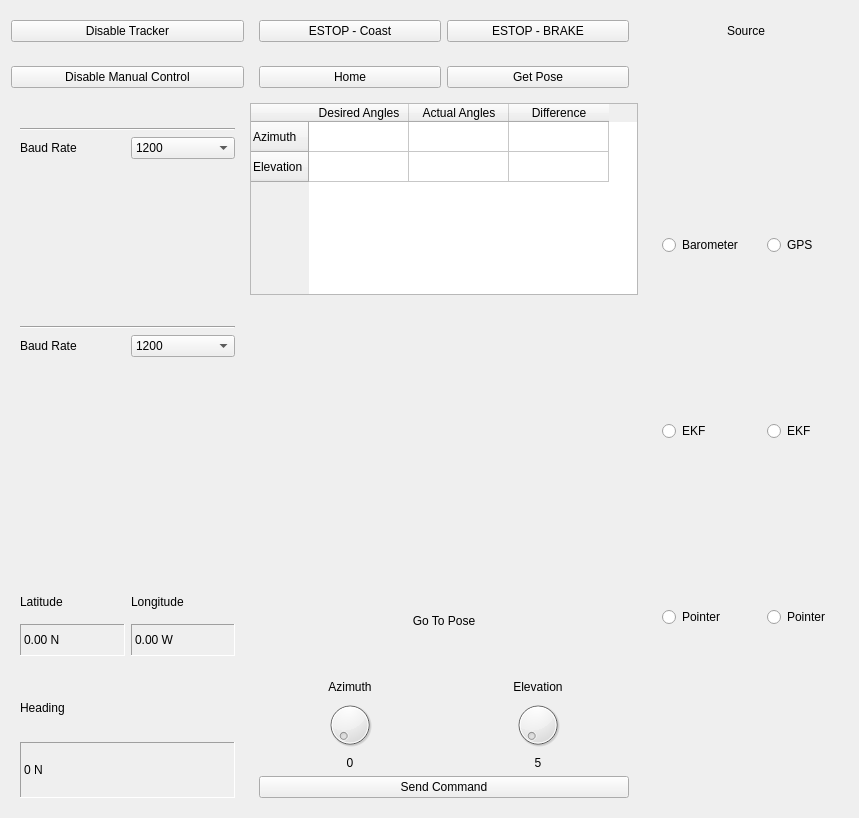
First picture: the form in Frontend/Windows/TrackerWindow/TrackerWindow.ui, repository WPI-HPRC/groundstation-2025, before the edit.
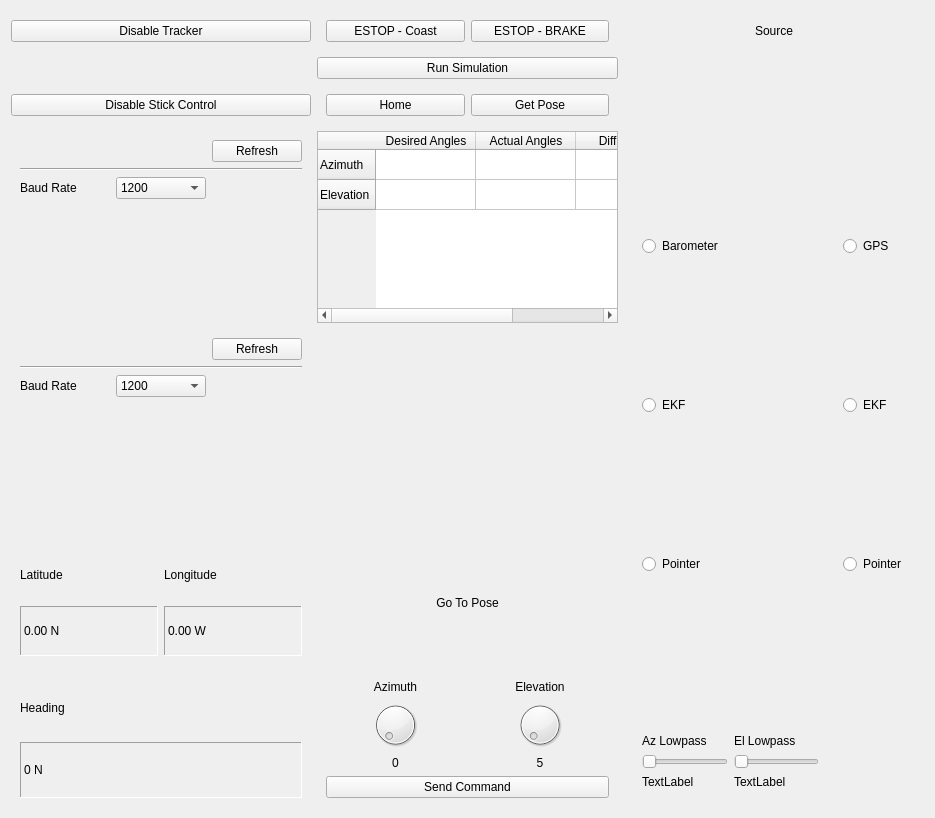
Second picture: the form after the edit. Icons and pictures are not drawn. Custom widgets are drawn as their Qt base class.

Diff of the .ui file:
```diff
--- a/Frontend/Windows/TrackerWindow/TrackerWindow.ui
+++ b/Frontend/Windows/TrackerWindow/TrackerWindow.ui
@@ -6,18 +6,221 @@
    <rect>
     <x>0</x>
     <y>0</y>
-    <width>859</width>
+    <width>935</width>
     <height>818</height>
    </rect>
   </property>
   <property name="windowTitle">
    <string>TrackerWindow</string>
   </property>
-  <layout class="QGridLayout" name="gridLayout" rowstretch="0,0,3,3,3,1,1" columnstretch="3,5,1">
-   <item row="0" column="2">
-    <widget class="QLabel" name="label_11">
+  <layout class="QGridLayout" name="gridLayout" rowstretch="1,1,1,5,5,3,1" columnstretch="1,1,1">
+   <item row="6" column="1">
+    <widget class="QWidget" name="SetPoseContainer" native="true">
+     <layout class="QGridLayout" name="gridLayout_5">
+      <item row="3" column="1">
+       <widget class="QLabel" name="ElevationDialValue">
+        <property name="text">
+         <string>5</string>
+        </property>
+        <property name="alignment">
+         <set>Qt::AlignmentFlag::AlignCenter</set>
+        </property>
+       </widget>
+      </item>
+      <item row="3" column="0">
+       <widget class="QLabel" name="AzimuthDialValue">
+        <property name="text">
+         <string>0</string>
+        </property>
+        <property name="alignment">
+         <set>Qt::AlignmentFlag::AlignCenter</set>
+        </property>
+       </widget>
+      </item>
+      <item row="2" column="0">
+       <widget class="QDial" name="AzimuthDial">
+        <property name="maximum">
+         <number>360</number>
+        </property>
+       </widget>
+      </item>
+      <item row="1" column="1">
+       <widget class="QLabel" name="label_6">
+        <property name="text">
+         <string>Elevation</string>
+        </property>
+        <property name="alignment">
+         <set>Qt::AlignmentFlag::AlignCenter</set>
+        </property>
+       </widget>
+      </item>
+      <item row="1" column="0">
+       <widget class="QLabel" name="label_5">
+        <property name="text">
+         <string>Azimuth</string>
+        </property>
+        <property name="alignment">
+         <set>Qt::AlignmentFlag::AlignCenter</set>
+        </property>
+       </widget>
+      </item>
+      <item row="2" column="1">
+       <widget class="QDial" name="ElevationDial">
+        <property name="minimum">
+         <number>2</number>
+        </property>
+        <property name="maximum">
+         <number>178</number>
+        </property>
+        <property name="orientation">
+         <enum>Qt::Orientation::Horizontal</enum>
+        </property>
+       </widget>
+      </item>
+      <item row="4" column="0" colspan="2">
+       <widget class="QPushButton" name="SendPoseCommandButton">
+        <property name="text">
+         <string>Send Command</string>
+        </property>
+       </widget>
+      </item>
+     </layout>
+    </widget>
+   </item>
+   <item row="2" column="2" rowspan="5">
+    <widget class="QWidget" name="widget_9" native="true">
+     <layout class="QGridLayout" name="gridLayout_8" rowstretch="1,0">
+      <item row="0" column="1">
+       <widget class="QWidget" name="widget_10" native="true">
+        <layout class="QVBoxLayout" name="verticalLayout">
+         <item>
+          <widget class="QRadioButton" name="Elevation_Barometer">
+           <property name="text">
+            <string>Barometer</string>
+           </property>
+           <attribute name="buttonGroup">
+            <string notr="true">buttonGroup</string>
+           </attribute>
+          </widget>
+         </item>
+         <item>
+          <widget class="QRadioButton" name="Elevation_EKF">
+           <property name="text">
+            <string>EKF</string>
+           </property>
+           <attribute name="buttonGroup">
+            <string notr="true">buttonGroup</string>
+           </attribute>
+          </widget>
+         </item>
+         <item>
+          <widget class="QRadioButton" name="Elevation_Pointer">
+           <property name="text">
+            <string>Pointer</string>
+           </property>
+           <attribute name="buttonGroup">
+            <string notr="true">buttonGroup</string>
+           </attribute>
+          </widget>
+         </item>
+        </layout>
+       </widget>
+      </item>
+      <item row="0" column="2">
+       <widget class="QWidget" name="widget_11" native="true">
+        <layout class="QVBoxLayout" name="verticalLayout_2">
+         <item>
+          <widget class="QRadioButton" name="Azimuth_GPS">
+           <property name="text">
+            <string>GPS</string>
+           </property>
+          </widget>
+         </item>
+         <item>
+          <widget class="QRadioButton" name="Azimuth_EKF">
+           <property name="text">
+            <string>EKF</string>
+           </property>
+          </widget>
+         </item>
+         <item>
+          <widget class="QRadioButton" name="Azimuth_Pointer">
+           <property name="text">
+            <string>Pointer</string>
+           </property>
+          </widget>
+         </item>
+        </layout>
+       </widget>
+      </item>
+      <item row="1" column="1">
+       <widget class="QWidget" name="widget_14" native="true">
+        <layout class="QGridLayout" name="gridLayout_7">
+         <item row="0" column="0">
+          <widget class="QLabel" name="label_9">
+           <property name="text">
+            <string>Az Lowpass</string>
+           </property>
+          </widget>
+         </item>
+         <item row="0" column="1">
+          <widget class="QLabel" name="label_10">
+           <property name="text">
+            <string>El Lowpass</string>
+           </property>
+          </widget>
+         </item>
+         <item row="1" column="0">
+          <widget class="QSlider" name="AzimuthLowpassValue">
+           <property name="maximum">
+            <number>15</number>
+           </property>
+           <property name="orientation">
+            <enum>Qt::Orientation::Horizontal</enum>
+           </property>
+          </widget>
+         </item>
+         <item row="1" column="1">
+          <widget class="QSlider" name="ElevationLowpassValue">
+           <property name="maximum">
+            <number>15</number>
+           </property>
+           <property name="orientation">
+            <enum>Qt::Orientation::Horizontal</enum>
+           </property>
+          </widget>
+         </item>
+         <item row="2" column="0">
+          <widget class="QLabel" name="AzLowpassValue">
+           <property name="text">
+            <string>TextLabel</string>
+           </property>
+          </widget>
+         </item>
+         <item row="2" column="1">
+          <widget class="QLabel" name="ElLowpassValue">
+           <property name="text">
+            <string>TextLabel</string>
+           </property>
+          </widget>
+         </item>
+        </layout>
+       </widget>
+      </item>
+     </layout>
+    </widget>
+   </item>
+   <item row="1" column="1">
+    <widget class="QPushButton" name="RunSimButton">
      <property name="text">
-      <string>Source</string>
+      <string>Run Simulation</string>
+     </property>
+    </widget>
+   </item>
+   <item row="5" column="1">
+    <widget class="QLabel" name="label_4">
+     <property name="text">
+      <string>Go To Pose</string>
      </property>
      <property name="alignment">
       <set>Qt::AlignmentFlag::AlignCenter</set>
@@ -27,14 +230,36 @@
    <item row="3" column="0">
     <widget class="QWidget" name="widget_2" native="true">
      <layout class="QGridLayout" name="gridLayout_6">
-      <item row="1" column="0" colspan="2">
-       <widget class="Line" name="line">
-        <property name="orientation">
-         <enum>Qt::Orientation::Horizontal</enum>
+      <item row="0" column="0" colspan="2">
+       <widget class="TrackerConnectionIndicator" name="widget_13" native="true">
+        <property name="sizePolicy">
+         <sizepolicy hsizetype="Preferred" vsizetype="Maximum">
+          <horstretch>0</horstretch>
+          <verstretch>0</verstretch>
+         </sizepolicy>
         </property>
+        <property name="minimumSize">
+         <size>
+          <width>0</width>
+          <height>10</height>
+         </size>
+        </property>
+        <property name="maximumSize">
+         <size>
+          <width>100</width>
+          <height>16777215</height>
+         </size>
+        </property>
        </widget>
       </item>
-      <item row="2" column="1">
+      <item row="3" column="0">
+       <widget class="QLabel" name="label_7">
+        <property name="text">
+         <string>Baud Rate</string>
+        </property>
+       </widget>
+      </item>
+      <item row="3" column="1">
        <widget class="QComboBox" name="TrackerBaudRateDropdown">
         <property name="currentText">
          <string>1200</string>
@@ -96,29 +321,138 @@
         </item>
        </widget>
       </item>
-      <item row="3" column="0" colspan="2">
+      <item row="0" column="2">
+       <widget class="QPushButton" name="RefreshPortsButton1">
+        <property name="text">
+         <string>Refresh</string>
+        </property>
+        <property name="icon">
+         <iconset theme="QIcon::ThemeIcon::ViewRefresh"/>
+        </property>
+       </widget>
+      </item>
+      <item row="2" column="0" colspan="3">
+       <widget class="Line" name="line">
+        <property name="orientation">
+         <enum>Qt::Orientation::Horizontal</enum>
+        </property>
+       </widget>
+      </item>
+      <item row="4" column="0" colspan="3">
        <widget class="SerialPortList" name="TrackerSerialPortList" native="true"/>
       </item>
-      <item row="2" column="0">
-       <widget class="QLabel" name="label_7">
+     </layout>
+    </widget>
+   </item>
+   <item row="0" column="2">
+    <widget class="QLabel" name="label_11">
+     <property name="text">
+      <string>Source</string>
+     </property>
+     <property name="alignment">
+      <set>Qt::AlignmentFlag::AlignCenter</set>
+     </property>
+    </widget>
+   </item>
+   <item row="6" column="0">
+    <widget class="QWidget" name="widget" native="true">
+     <layout class="QGridLayout" name="gridLayout_4">
+      <item row="0" column="0">
+       <widget class="QLabel" name="label_3">
         <property name="text">
-         <string>Baud Rate</string>
+         <string>Heading</string>
         </property>
        </widget>
       </item>
-      <item row="0" column="0" colspan="2">
-       <widget class="TrackerConnectionIndicator" name="widget_13" native="true">
+      <item row="1" column="0">
+       <widget class="QLabel" name="HeadingValue">
+        <property name="frameShape">
+         <enum>QFrame::Shape::Panel</enum>
+        </property>
+        <property name="frameShadow">
+         <enum>QFrame::Shadow::Sunken</enum>
+        </property>
+        <property name="text">
+         <string>0 N</string>
+        </property>
+       </widget>
+      </item>
+     </layout>
+    </widget>
+   </item>
+   <item row="5" column="0">
+    <widget class="QWidget" name="GpsData" native="true">
+     <layout class="QGridLayout" name="gridLayout_3">
+      <item row="1" column="1">
+       <widget class="QLabel" name="LongitudeValue">
+        <property name="frameShape">
+         <enum>QFrame::Shape::Panel</enum>
+        </property>
+        <property name="frameShadow">
+         <enum>QFrame::Shadow::Sunken</enum>
+        </property>
+        <property name="text">
+         <string>0.00 W</string>
+        </property>
+       </widget>
+      </item>
+      <item row="0" column="1">
+       <widget class="QLabel" name="label_2">
+        <property name="text">
+         <string>Longitude</string>
+        </property>
+       </widget>
+      </item>
+      <item row="1" column="0">
+       <widget class="QLabel" name="LatitudeValue">
+        <property name="frameShape">
+         <enum>QFrame::Shape::Panel</enum>
+        </property>
+        <property name="frameShadow">
+         <enum>QFrame::Shadow::Sunken</enum>
+        </property>
+        <property name="text">
+         <string>0.00 N</string>
+        </property>
+       </widget>
+      </item>
+      <item row="0" column="0">
+       <widget class="QLabel" name="label">
+        <property name="text">
+         <string>Latitude</string>
+        </property>
+       </widget>
+      </item>
+     </layout>
+    </widget>
+   </item>
+   <item row="2" column="0">
+    <widget class="QPushButton" name="ToggleManualModeButton">
+     <property name="text">
+      <string>Disable Stick Control</string>
+     </property>
+    </widget>
+   </item>
+   <item row="2" column="1">
+    <widget class="QWidget" name="widget_4" native="true">
+     <layout class="QHBoxLayout" name="horizontalLayout_2">
+      <item>
+       <widget class="QPushButton" name="HomeButton">
+        <property name="text">
+         <string>Home</string>
+        </property>
+       </widget>
+      </item>
+      <item>
+       <widget class="QPushButton" name="GetPoseButton">
         <property name="sizePolicy">
-         <sizepolicy hsizetype="Preferred" vsizetype="Maximum">
+         <sizepolicy hsizetype="Minimum" vsizetype="Maximum">
           <horstretch>0</horstretch>
           <verstretch>0</verstretch>
          </sizepolicy>
         </property>
-        <property name="minimumSize">
-         <size>
-          <width>0</width>
-          <height>10</height>
-         </size>
+        <property name="text">
+         <string>Get Pose</string>
         </property>
        </widget>
       </item>
@@ -145,6 +479,43 @@
      </layout>
     </widget>
    </item>
+   <item row="0" column="0">
+    <widget class="QPushButton" name="ToggleTrackerButton">
+     <property name="text">
+      <string>Disable Tracker</string>
+     </property>
+    </widget>
+   </item>
+   <item row="4" column="1">
+    <widget class="QWidget" name="widget_5" native="true">
+     <property name="minimumSize">
+      <size>
+       <width>0</width>
+       <height>10</height>
+      </size>
+     </property>
+     <layout class="QHBoxLayout" name="horizontalLayout_3">
+      <property name="leftMargin">
+       <number>0</number>
+      </property>
+      <property name="topMargin">
+       <number>0</number>
+      </property>
+      <property name="rightMargin">
+       <number>0</number>
+      </property>
+      <property name="bottomMargin">
+       <number>0</number>
+      </property>
+      <item>
+       <widget class="AzimuthWidget" name="widget_7" native="true"/>
+      </item>
+      <item>
+       <widget class="ElevationWidget" name="widget_8" native="true"/>
+      </item>
+     </layout>
+    </widget>
+   </item>
    <item row="3" column="1">
     <widget class="QTableWidget" name="AnglesTable">
      <property name="sizePolicy">
@@ -200,56 +571,9 @@
      </item>
     </widget>
    </item>
-   <item row="2" column="1">
-    <widget class="QWidget" name="widget_4" native="true">
-     <layout class="QHBoxLayout" name="horizontalLayout_2">
-      <item>
-       <widget class="QPushButton" name="HomeButton">
-        <property name="text">
-         <string>Home</string>
-        </property>
-       </widget>
-      </item>
-      <item>
-       <widget class="QPushButton" name="GetPoseButton">
-        <property name="sizePolicy">
-         <sizepolicy hsizetype="Minimum" vsizetype="Maximum">
-          <horstretch>0</horstretch>
-          <verstretch>0</verstretch>
-         </sizepolicy>
-        </property>
-        <property name="text">
-         <string>Get Pose</string>
-        </property>
-       </widget>
-      </item>
-     </layout>
-    </widget>
-   </item>
-   <item row="0" column="0">
-    <widget class="QPushButton" name="ToggleTrackerButton">
-     <property name="text">
-      <string>Disable Tracker</string>
-     </property>
-    </widget>
-   </item>
-   <item row="2" column="0">
-    <widget class="QPushButton" name="ToggleManualModeButton">
-     <property name="text">
-      <string>Disable Manual Control</string>
-     </property>
-    </widget>
-   </item>
    <item row="4" column="0">
     <widget class="QWidget" name="widget_6" native="true">
      <layout class="QGridLayout" name="gridLayout_2">
-      <item row="1" column="0" colspan="2">
-       <widget class="Line" name="line_2">
-        <property name="orientation">
-         <enum>Qt::Orientation::Horizontal</enum>
-        </property>
-       </widget>
-      </item>
       <item row="2" column="1">
        <widget class="QComboBox" name="PointerBaudRateDropdown">
         <item>
@@ -299,6 +623,28 @@
         </item>
        </widget>
       </item>
+      <item row="0" column="0" colspan="2">
+       <widget class="PointerConnectionIndicator" name="widget_12" native="true">
+        <property name="sizePolicy">
+         <sizepolicy hsizetype="Preferred" vsizetype="Maximum">
+          <horstretch>0</horstretch>
+          <verstretch>0</verstretch>
+         </sizepolicy>
+        </property>
+        <property name="minimumSize">
+         <size>
+          <width>0</width>
+          <height>10</height>
+         </size>
+        </property>
+        <property name="maximumSize">
+         <size>
+          <width>100</width>
+          <height>16777215</height>
+         </size>
+        </property>
+       </widget>
+      </item>
       <item row="2" column="0">
        <widget class="QLabel" name="label_8">
         <property name="text">
@@ -306,278 +652,25 @@
         </property>
        </widget>
       </item>
-      <item row="3" column="0" colspan="2">
+      <item row="0" column="2">
+       <widget class="QPushButton" name="RefreshPortsButton2">
+        <property name="text">
+         <string>Refresh</string>
+        </property>
+        <property name="icon">
+         <iconset theme="QIcon::ThemeIcon::ViewRefresh"/>
+        </property>
+       </widget>
+      </item>
+      <item row="1" column="0" colspan="3">
+       <widget class="Line" name="line_2">
+        <property name="orientation">
+         <enum>Qt::Orientation::Horizontal</enum>
+        </property>
+       </widget>
+      </item>
+      <item row="3" column="0" colspan="3">
        <widget class="SerialPortList" name="PointerSerialPortList" native="true"/>
-      </item>
-      <item row="0" column="0" colspan="2">
-       <widget class="PointerConnectionIndicator" name="widget_12" native="true">
-        <property name="sizePolicy">
-         <sizepolicy hsizetype="Preferred" vsizetype="Maximum">
-          <horstretch>0</horstretch>
-          <verstretch>0</verstretch>
-         </sizepolicy>
-        </property>
-        <property name="minimumSize">
-         <size>
-          <width>0</width>
-          <height>10</height>
-         </size>
-        </property>
-       </widget>
-      </item>
-     </layout>
-    </widget>
-   </item>
-   <item row="5" column="0">
-    <widget class="QWidget" name="GpsData" native="true">
-     <layout class="QGridLayout" name="gridLayout_3">
-      <item row="1" column="1">
-       <widget class="QLabel" name="LongitudeValue">
-        <property name="frameShape">
-         <enum>QFrame::Shape::Panel</enum>
-        </property>
-        <property name="frameShadow">
-         <enum>QFrame::Shadow::Sunken</enum>
-        </property>
-        <property name="text">
-         <string>0.00 W</string>
-        </property>
-       </widget>
-      </item>
-      <item row="0" column="1">
-       <widget class="QLabel" name="label_2">
-        <property name="text">
-         <string>Longitude</string>
-        </property>
-       </widget>
-      </item>
-      <item row="1" column="0">
-       <widget class="QLabel" name="LatitudeValue">
-        <property name="frameShape">
-         <enum>QFrame::Shape::Panel</enum>
-        </property>
-        <property name="frameShadow">
-         <enum>QFrame::Shadow::Sunken</enum>
-        </property>
-        <property name="text">
-         <string>0.00 N</string>
-        </property>
-       </widget>
-      </item>
-      <item row="0" column="0">
-       <widget class="QLabel" name="label">
-        <property name="text">
-         <string>Latitude</string>
-        </property>
-       </widget>
-      </item>
-     </layout>
-    </widget>
-   </item>
-   <item row="6" column="0">
-    <widget class="QWidget" name="widget" native="true">
-     <layout class="QGridLayout" name="gridLayout_4">
-      <item row="0" column="0">
-       <widget class="QLabel" name="label_3">
-        <property name="text">
-         <string>Heading</string>
-        </property>
-       </widget>
-      </item>
-      <item row="1" column="0">
-       <widget class="QLabel" name="HeadingValue">
-        <property name="frameShape">
-         <enum>QFrame::Shape::Panel</enum>
-        </property>
-        <property name="frameShadow">
-         <enum>QFrame::Shadow::Sunken</enum>
-        </property>
-        <property name="text">
-         <string>0 N</string>
-        </property>
-       </widget>
-      </item>
-     </layout>
-    </widget>
-   </item>
-   <item row="4" column="1">
-    <widget class="QWidget" name="widget_5" native="true">
-     <property name="minimumSize">
-      <size>
-       <width>0</width>
-       <height>10</height>
-      </size>
-     </property>
-     <layout class="QHBoxLayout" name="horizontalLayout_3">
-      <property name="leftMargin">
-       <number>0</number>
-      </property>
-      <property name="topMargin">
-       <number>0</number>
-      </property>
-      <property name="rightMargin">
-       <number>0</number>
-      </property>
-      <property name="bottomMargin">
-       <number>0</number>
-      </property>
-      <item>
-       <widget class="AzimuthWidget" name="widget_7" native="true"/>
-      </item>
-      <item>
-       <widget class="ElevationWidget" name="widget_8" native="true"/>
-      </item>
-     </layout>
-    </widget>
-   </item>
-   <item row="5" column="1">
-    <widget class="QLabel" name="label_4">
-     <property name="text">
-      <string>Go To Pose</string>
-     </property>
-     <property name="alignment">
-      <set>Qt::AlignmentFlag::AlignCenter</set>
-     </property>
-    </widget>
-   </item>
-   <item row="6" column="1">
-    <widget class="QWidget" name="SetPoseContainer" native="true">
-     <layout class="QGridLayout" name="gridLayout_5">
-      <item row="3" column="1">
-       <widget class="QLabel" name="ElevationDialValue">
-        <property name="text">
-         <string>5</string>
-        </property>
-        <property name="alignment">
-         <set>Qt::AlignmentFlag::AlignCenter</set>
-        </property>
-       </widget>
-      </item>
-      <item row="3" column="0">
-       <widget class="QLabel" name="AzimuthDialValue">
-        <property name="text">
-         <string>0</string>
-        </property>
-        <property name="alignment">
-         <set>Qt::AlignmentFlag::AlignCenter</set>
-        </property>
-       </widget>
-      </item>
-      <item row="2" column="0">
-       <widget class="QDial" name="AzimuthDial">
-        <property name="maximum">
-         <number>360</number>
-        </property>
-       </widget>
-      </item>
-      <item row="1" column="1">
-       <widget class="QLabel" name="label_6">
-        <property name="text">
-         <string>Elevation</string>
-        </property>
-        <property name="alignment">
-         <set>Qt::AlignmentFlag::AlignCenter</set>
-        </property>
-       </widget>
-      </item>
-      <item row="1" column="0">
-       <widget class="QLabel" name="label_5">
-        <property name="text">
-         <string>Azimuth</string>
-        </property>
-        <property name="alignment">
-         <set>Qt::AlignmentFlag::AlignCenter</set>
-        </property>
-       </widget>
-      </item>
-      <item row="2" column="1">
-       <widget class="QDial" name="ElevationDial">
-        <property name="minimum">
-         <number>2</number>
-        </property>
-        <property name="maximum">
-         <number>178</number>
-        </property>
-        <property name="orientation">
-         <enum>Qt::Orientation::Horizontal</enum>
-        </property>
-       </widget>
-      </item>
-      <item row="4" column="0" colspan="2">
-       <widget class="QPushButton" name="SendPoseCommandButton">
-        <property name="text">
-         <string>Send Command</string>
-        </property>
-       </widget>
-      </item>
-     </layout>
-    </widget>
-   </item>
-   <item row="2" column="2" rowspan="5">
-    <widget class="QWidget" name="widget_9" native="true">
-     <layout class="QGridLayout" name="gridLayout_8" rowstretch="1">
-      <item row="0" column="2">
-       <widget class="QWidget" name="widget_11" native="true">
-        <layout class="QVBoxLayout" name="verticalLayout_2">
-         <item>
-          <widget class="QRadioButton" name="Azimuth_GPS">
-           <property name="text">
-            <string>GPS</string>
-           </property>
-          </widget>
-         </item>
-         <item>
-          <widget class="QRadioButton" name="Azimuth_EKF">
-           <property name="text">
-            <string>EKF</string>
-           </property>
-          </widget>
-         </item>
-         <item>
-          <widget class="QRadioButton" name="Azimuth_Pointer">
-           <property name="text">
-            <string>Pointer</string>
-           </property>
-          </widget>
-         </item>
-        </layout>
-       </widget>
-      </item>
-      <item row="0" column="1">
-       <widget class="QWidget" name="widget_10" native="true">
-        <layout class="QVBoxLayout" name="verticalLayout">
-         <item>
-          <widget class="QRadioButton" name="Elevation_Barometer">
-           <property name="text">
-            <string>Barometer</string>
-           </property>
-           <attribute name="buttonGroup">
-            <string notr="true">buttonGroup</string>
-           </attribute>
-          </widget>
-         </item>
-         <item>
-          <widget class="QRadioButton" name="Elevation_EKF">
-           <property name="text">
-            <string>EKF</string>
-           </property>
-           <attribute name="buttonGroup">
-            <string notr="true">buttonGroup</string>
-           </attribute>
-          </widget>
-         </item>
-         <item>
-          <widget class="QRadioButton" name="Elevation_Pointer">
-           <property name="text">
-            <string>Pointer</string>
-           </property>
-           <attribute name="buttonGroup">
-            <string notr="true">buttonGroup</string>
-           </attribute>
-          </widget>
-         </item>
-        </layout>
-       </widget>
       </item>
      </layout>
     </widget>
```
